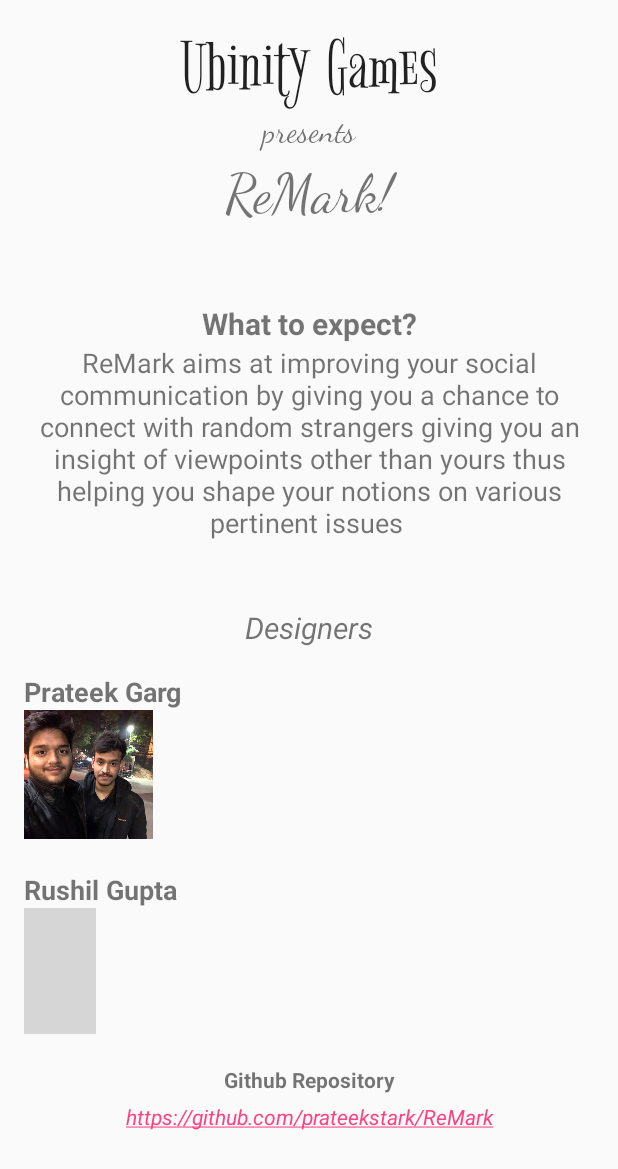
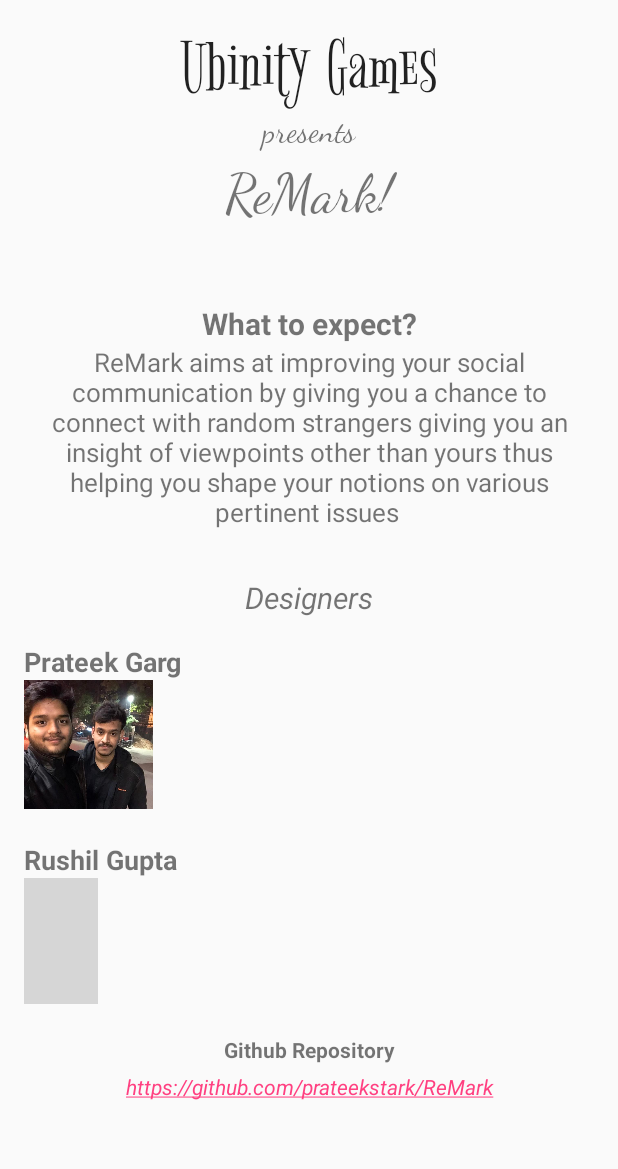
Before and after one commit to prateekstark/ReMark, an Android app: the AboutActivity screen opened directly, with no data from a screen before it, on a phone screen of 412 x 824 dp. Shown: the top 1169 px of the screen. Run offline under Robolectric (Android 15) with nearby library versions, the phone set to English and light mode, and no system bars; grey boxes are pictures that could not be loaded.

Commit message:
Inserting logo and debugging of about page

```diff
--- a/app/src/main/AndroidManifest.xml
+++ b/app/src/main/AndroidManifest.xml
@@ -9,7 +9,7 @@
 
     <application
         android:allowBackup="true"
-        android:icon="@drawable/launcher"
+        android:icon="@drawable/remark_logo"
         android:label="@string/app_name"
         android:supportsRtl="true"
         android:theme="@style/AppTheme">
--- a/app/src/main/res/layout/activity_about.xml
+++ b/app/src/main/res/layout/activity_about.xml
@@ -53,10 +53,10 @@
     <TextView
         android:id="@+id/textView4"
         android:layout_width="match_parent"
-        android:layout_height="159dp"
+        android:layout_height="139dp"
         android:text="ReMark aims at improving your social communication by giving you a chance to connect with random strangers giving you an insight of viewpoints other than yours thus helping you shape your notions on various pertinent issues \n\n\n P.S. - You can also test your humour! :D"
         android:textAlignment="center"
-        android:textSize="18sp" />
+        android:textSize="17sp" />
 
     <TextView
         android:layout_width="match_parent"
@@ -99,7 +99,7 @@
 
     <ImageView
         android:id="@+id/imageView2"
-        android:layout_width="48dp"
+        android:layout_width="49dp"
         android:layout_height="84dp"
         android:layout_weight="1
 "
```
Also changed, not shown: app/src/main/res/drawable/remark_logo.png (added).
